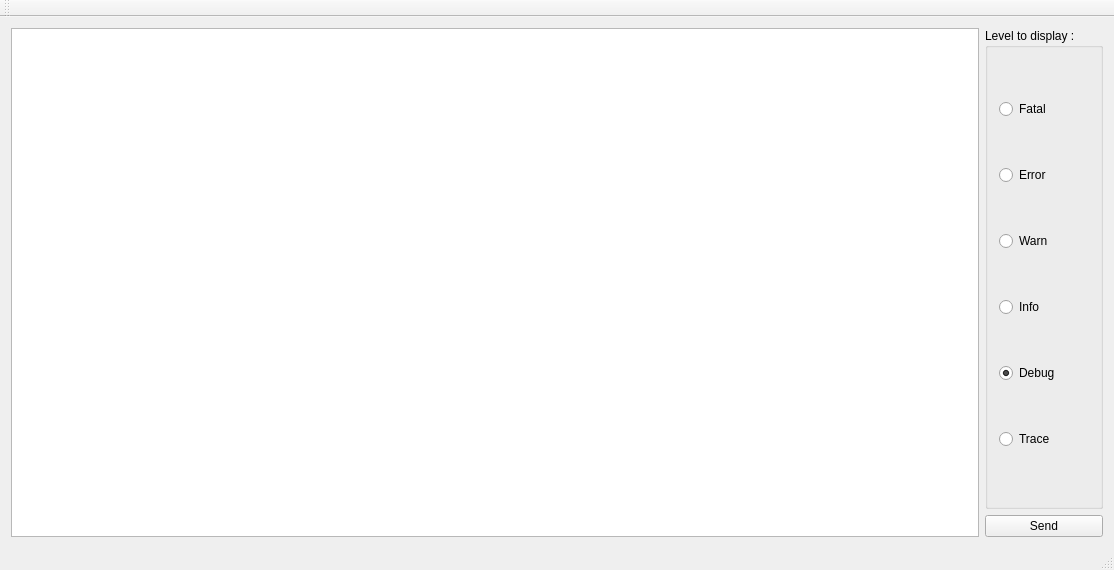
Above: mainwindow.ui from sfadiga/QLogger before the change. Below: the same form after it.
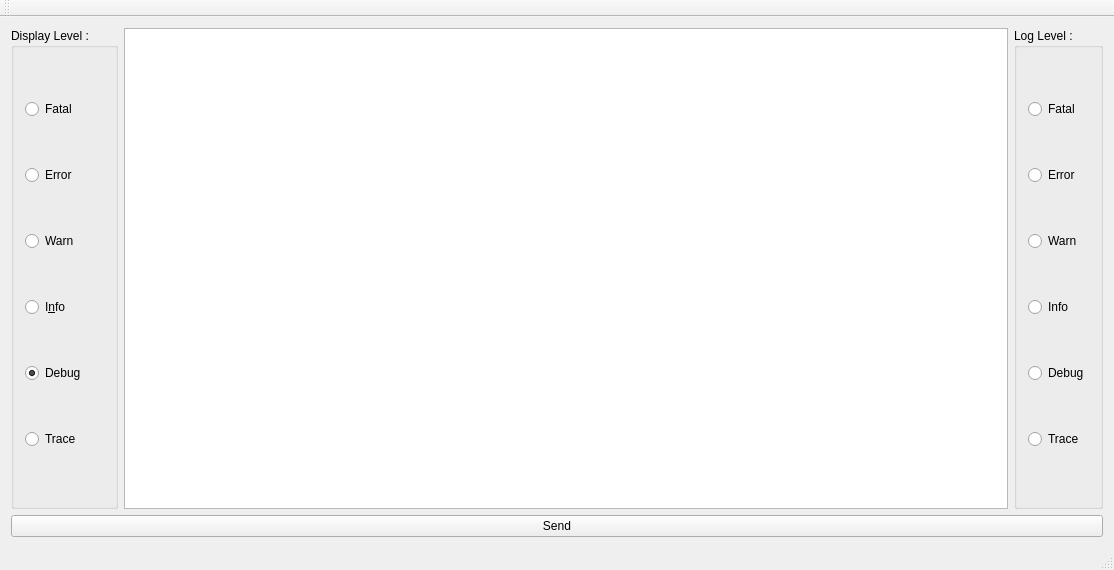
That is the form after the change.

Commit message: Change log level capability added.

```diff
--- a/mainwindow.ui
+++ b/mainwindow.ui
@@ -15,17 +15,10 @@
   </property>
   <widget class="QWidget" name="centralWidget">
    <layout class="QGridLayout" name="gridLayout">
-    <item row="2" column="1">
-     <widget class="QPushButton" name="pSendBtn">
-      <property name="text">
-       <string>Send</string>
-      </property>
-     </widget>
-    </item>
-    <item row="0" column="1" rowspan="2">
+    <item row="1" column="0">
      <widget class="QGroupBox" name="groupBox">
       <property name="title">
-       <string>Level to display :</string>
+       <string>Display Level :</string>
       </property>
       <layout class="QVBoxLayout" name="verticalLayout">
        <item>
@@ -52,7 +45,7 @@
        <item>
         <widget class="QRadioButton" name="pInfoBtn">
          <property name="text">
-          <string>Info</string>
+          <string>I&amp;nfo</string>
          </property>
         </widget>
        </item>
@@ -76,13 +69,71 @@
       </layout>
      </widget>
     </item>
-    <item row="0" column="0" rowspan="3">
-     <widget class="QPlainTextEdit" name="pFatalErrors">
+    <item row="1" column="1">
+     <widget class="QPlainTextEdit" name="pErrorsDisplay">
       <property name="plainText">
        <string/>
       </property>
      </widget>
     </item>
+    <item row="1" column="2">
+     <widget class="QGroupBox" name="groupBox_2">
+      <property name="title">
+       <string>Log Level :</string>
+      </property>
+      <layout class="QVBoxLayout" name="verticalLayout_2">
+       <item>
+        <widget class="QRadioButton" name="pLogFatalBtn">
+         <property name="text">
+          <string>Fatal</string>
+         </property>
+        </widget>
+       </item>
+       <item>
+        <widget class="QRadioButton" name="pLogErrorBtn">
+         <property name="text">
+          <string>Error</string>
+         </property>
+        </widget>
+       </item>
+       <item>
+        <widget class="QRadioButton" name="pLogWarnBtn">
+         <property name="text">
+          <string>Warn</string>
+         </property>
+        </widget>
+       </item>
+       <item>
+        <widget class="QRadioButton" name="pLogInfoBtn">
+         <property name="text">
+          <string>Info</string>
+         </property>
+        </widget>
+       </item>
+       <item>
+        <widget class="QRadioButton" name="pLogDebugBtn">
+         <property name="text">
+          <string>Debug</string>
+         </property>
+        </widget>
+       </item>
+       <item>
+        <widget class="QRadioButton" name="pLogTraceBtn">
+         <property name="text">
+          <string>Trace</string>
+         </property>
+        </widget>
+       </item>
+      </layout>
+     </widget>
+    </item>
+    <item row="2" column="0" colspan="3">
+     <widget class="QPushButton" name="pSendBtn">
+      <property name="text">
+       <string>Send</string>
+      </property>
+     </widget>
+    </item>
    </layout>
   </widget>
   <widget class="QMenuBar" name="menuBar">
```
Left out of the diff: 2 changed lines with no effect on the pictures. The commit also changes 3 other files.
